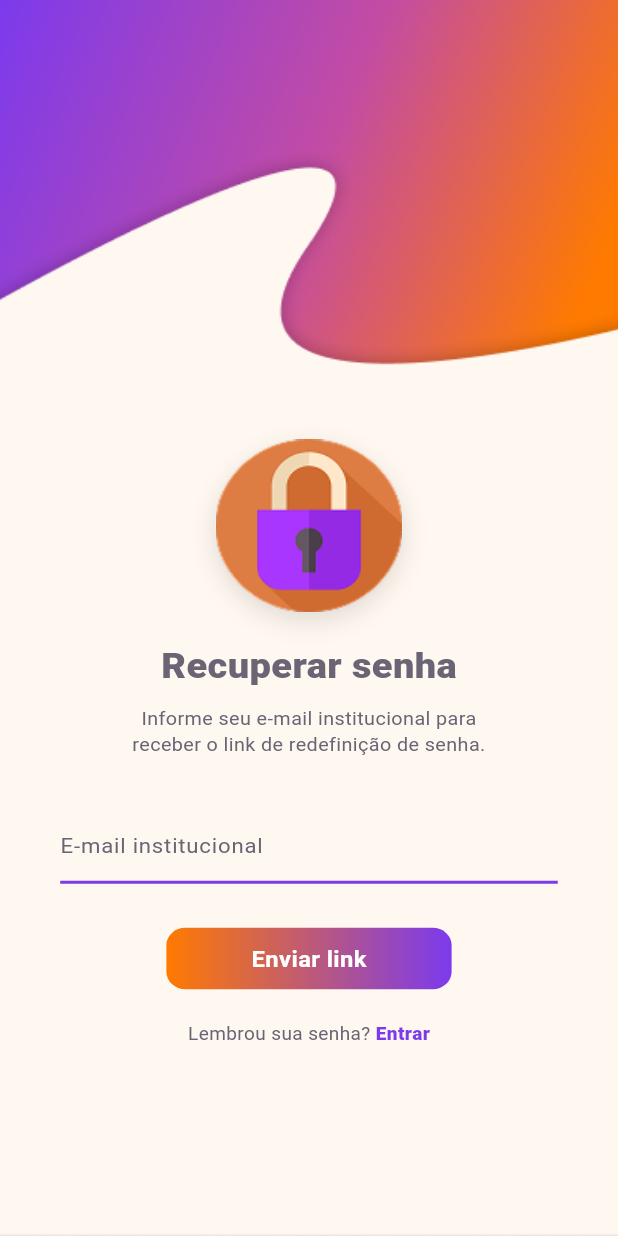
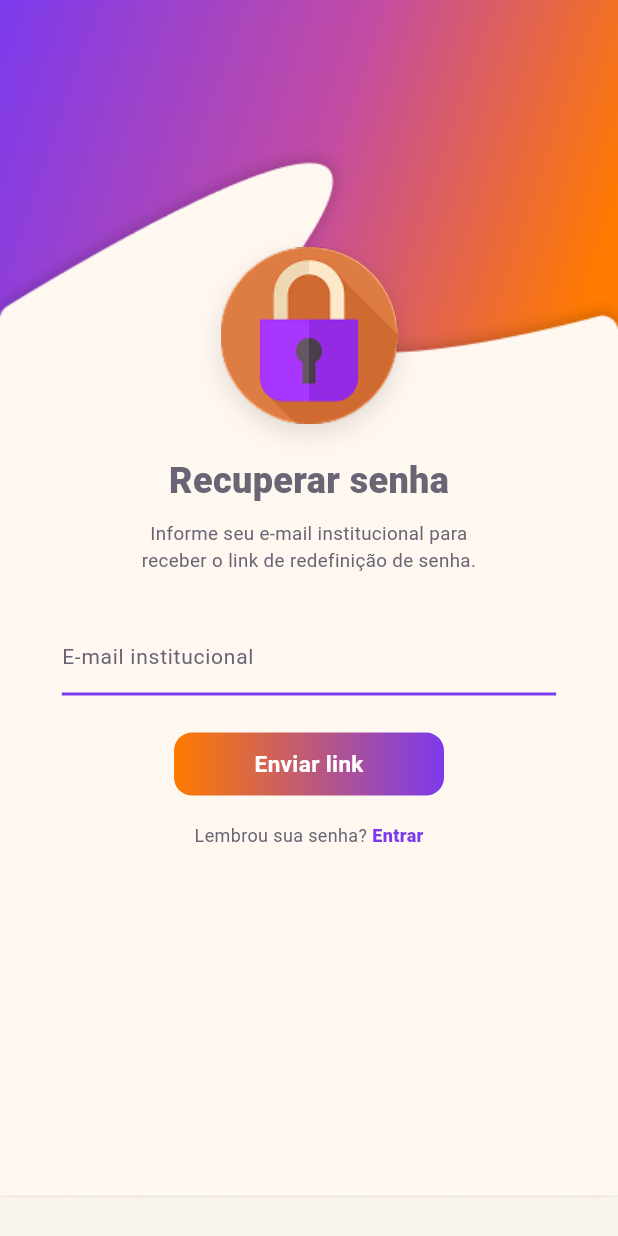
Before and after one commit to GuilhermeFGSantos/Mobile-HobbyTrack, a Flutter app: the screen it shows after launch, after a tap on "Esqueceu a senha?", on a phone screen of 412 x 824 dp. Run offline on Flutter 3.47's test engine with Material 3 defaults, Android fonts, the phone set to English and light mode, and no system bars; our stand-ins replace cloud_firestore, firebase_auth, firebase_core, google_sign_in, shared_preferences; accounts and stored records are empty.

Commit message:
botao lembre-se e ajuste na responsividade das telas

```diff
--- a/hobbytrack/lib/Telas/auth_widgets.dart
+++ b/hobbytrack/lib/Telas/auth_widgets.dart
@@ -22,33 +22,14 @@ class AuthBackground extends StatelessWidget {
 
     return Scaffold(
       backgroundColor: fundoFora,
-      body: LayoutBuilder(
-        builder: (context, constraints) {
-          const double larguraBase = 390;
-          const double alturaBase = 844;
-
-          final bool telaGrande = constraints.maxWidth > 600;
-
-          final double larguraTela =
-              telaGrande ? 390 : constraints.maxWidth;
-
-          final double alturaTela =
-              telaGrande ? constraints.maxHeight : constraints.maxHeight;
-
-          return Center(
-            child: SizedBox(
-              width: larguraTela,
-              height: alturaTela,
-              child: FittedBox(
-                fit: BoxFit.fill,
-                child: SizedBox(
-                  width: larguraBase,
-                  height: alturaBase,
+      resizeToAvoidBottomInset: true,
+      body: Center(
+        child: ConstrainedBox(
+          constraints: const BoxConstraints(maxWidth: 430),
+          child: SizedBox.expand(
             child: Stack(
               children: [
                 Container(
-                        width: double.infinity,
-                        height: double.infinity,
                   color: const Color(0xFFF8F3EC),
                 ),
 
@@ -56,7 +37,7 @@ class AuthBackground extends StatelessWidget {
                   top: 0,
                   left: 0,
                   right: 0,
-                        height: cadastro ? 280 : 300,
+                  height: cadastro ? 260 : 280,
                   child: Container(
                     decoration: const BoxDecoration(
                       gradient: LinearGradient(
@@ -74,15 +55,15 @@ class AuthBackground extends StatelessWidget {
                 ),
 
                 Positioned(
-  top: cadastro ? 90 : 100,
+                  top: cadastro ? 82 : 95,
                   left: 0,
                   right: 0,
-  bottom: 0,
                   child: TweenAnimationBuilder<double>(
-    duration: const Duration(milliseconds: 650),
+                    key: ValueKey(cadastro),
+                    duration: const Duration(milliseconds: 750),
                     curve: Curves.easeOutBack,
                     tween: Tween<double>(
-      begin: cadastro ? -0.18 : 0.18,
+                      begin: cadastro ? -0.28 : 0.28,
                       end: 0,
                     ),
                     builder: (context, angle, child) {
@@ -94,20 +75,20 @@ class AuthBackground extends StatelessWidget {
                     },
                     child: Image.asset(
                       formaBranca,
-      fit: cadastro ? BoxFit.fitWidth : BoxFit.cover,
-      alignment: cadastro ? Alignment.topCenter : Alignment.center,
+                      width: double.infinity,
+                      fit: BoxFit.fitWidth,
+                      alignment: Alignment.topCenter,
                     ),
                   ),
                 ),
 
-                      child,
+                Positioned.fill(
+                  child: child,
+                ),
               ],
             ),
           ),
         ),
-            ),
-          );
-        },
       ),
     );
   }
@@ -134,8 +115,8 @@ class AuthLock extends StatelessWidget {
   Widget build(BuildContext context) {
     return Image.asset(
       'assets/cadeado.png',
-      width: 130,
-      height: 130,
+      width: 120,
+      height: 120,
       fit: BoxFit.contain,
     );
   }
@@ -339,10 +320,7 @@ class TopTabs extends StatelessWidget {
                   gradient: cadastroSelecionado
                       ? null
                       : const LinearGradient(
-                          colors: [
-                            roxo,
-                            laranja,
-                          ],
+                          colors: [roxo, laranja],
                         ),
                 ),
                 child: Text(
@@ -365,10 +343,7 @@ class TopTabs extends StatelessWidget {
                   borderRadius: BorderRadius.circular(22),
                   gradient: cadastroSelecionado
                       ? const LinearGradient(
-                          colors: [
-                            roxo,
-                            laranja,
-                          ],
+                          colors: [roxo, laranja],
                         )
                       : null,
                 ),
@@ -406,9 +381,7 @@ class HomeBackground extends StatelessWidget {
           builder: (context, constraints) {
             return Center(
               child: ConstrainedBox(
-                constraints: const BoxConstraints(
-                  maxWidth: 430,
-                ),
+                constraints: const BoxConstraints(maxWidth: 430),
                 child: SizedBox(
                   width: double.infinity,
                   height: constraints.maxHeight,
--- a/hobbytrack/lib/Telas/tela_cadastro.dart
+++ b/hobbytrack/lib/Telas/tela_cadastro.dart
@@ -99,16 +99,23 @@ class _TelaCadastroState extends State<TelaCadastro> {
 
   @override
   Widget build(BuildContext context) {
+    final altura = MediaQuery.of(context).size.height;
+    final largura = MediaQuery.of(context).size.width;
+
     return AuthBackground(
       cadastro: true,
-      child: Stack(
+      child: SafeArea(
+        child: SingleChildScrollView(
+          physics: const ClampingScrollPhysics(),
+          child: Padding(
+            padding: EdgeInsets.symmetric(
+              horizontal: largura * 0.10,
+            ),
+            child: Column(
               children: [
-          Positioned(
-            top: 250,
-            left: 0,
-            right: 0,
-            child: Center(
-              child: TopTabs(
+                SizedBox(height: altura * 0.18),
+
+                TopTabs(
                   cadastroSelecionado: true,
                   entrar: () {
                     Navigator.pushReplacement(
@@ -120,25 +127,19 @@ class _TelaCadastroState extends State<TelaCadastro> {
                   },
                   cadastrar: () {},
                 ),
-            ),
-          ),
 
-          Positioned(
-            top: 315,
-            left: 45,
-            right: 45,
-            child: Column(
-              children: [
+                SizedBox(height: altura * 0.04),
+
                 const AuthLogo(),
 
-                const SizedBox(height: 18),
+                SizedBox(height: altura * 0.008),
 
                 AuthInput(
                   label: 'Usuário',
                   controller: usuarioController,
                 ),
 
-                const SizedBox(height: 12),
+                SizedBox(height: altura * 0.006),
 
                 AuthInput(
                   label: 'Email',
@@ -146,7 +147,7 @@ class _TelaCadastroState extends State<TelaCadastro> {
                   keyboardType: TextInputType.emailAddress,
                 ),
 
-                const SizedBox(height: 12),
+                SizedBox(height: altura * 0.006),
 
                 AuthInput(
                   label: 'senha',
@@ -154,7 +155,7 @@ class _TelaCadastroState extends State<TelaCadastro> {
                   controller: senhaController,
                 ),
 
-                const SizedBox(height: 12),
+                SizedBox(height: altura * 0.006),
 
                 AuthInput(
                   label: 'Confirmação de senha',
@@ -162,7 +163,7 @@ class _TelaCadastroState extends State<TelaCadastro> {
                   controller: confirmarSenhaController,
                 ),
 
-                const SizedBox(height: 26),
+                SizedBox(height: altura * 0.02),
 
                 carregando
                     ? const CircularProgressIndicator(
@@ -172,10 +173,12 @@ class _TelaCadastroState extends State<TelaCadastro> {
                         text: 'Cadastrar',
                         onPressed: cadastrarUsuario,
                       ),
+
+                const SizedBox(height: 40),
               ],
             ),
           ),
-        ],
+        ),
       ),
     );
   }
--- a/hobbytrack/lib/Telas/tela_login.dart
+++ b/hobbytrack/lib/Telas/tela_login.dart
@@ -1,4 +1,6 @@
 import 'package:flutter/material.dart';
+import 'package:shared_preferences/shared_preferences.dart';
+
 import 'auth_widgets.dart';
 import 'tela_cadastro.dart';
 import 'tela_recuperar_senha.dart';
@@ -18,8 +20,43 @@ class _TelaLoginState extends State<TelaLogin> {
 
   final AuthService authService = AuthService();
 
-  bool lembrarSenha = true;
+  bool lembrarSenha = false;
   bool carregando = false;
+
+  @override
+  void initState() {
+    super.initState();
+    carregarEmailSalvo();
+  }
+
+  Future<void> carregarEmailSalvo() async {
+    final prefs = await SharedPreferences.getInstance();
+
+    final lembrar = prefs.getBool('lembrar_email') ?? false;
+    final emailSalvo = prefs.getString('email_salvo') ?? '';
+
+    if (!mounted) return;
+
+    setState(() {
+      lembrarSenha = lembrar;
+
+      if (lembrarSenha) {
+        emailController.text = emailSalvo;
+      }
+    });
+  }
+
+  Future<void> atualizarLembreSe() async {
+    final prefs = await SharedPreferences.getInstance();
+
+    if (lembrarSenha) {
+      await prefs.setBool('lembrar_email', true);
+      await prefs.setString('email_salvo', emailController.text.trim());
+    } else {
+      await prefs.setBool('lembrar_email', false);
+      await prefs.remove('email_salvo');
+    }
+  }
 
   @override
   void dispose() {
@@ -60,6 +97,8 @@ class _TelaLoginState extends State<TelaLogin> {
         email: email,
         senha: senha,
       );
+
+      await atualizarLembreSe();
 
       if (!mounted) return;
 
@@ -113,15 +152,22 @@ class _TelaLoginState extends State<TelaLogin> {
 
   @override
   Widget build(BuildContext context) {
+    final altura = MediaQuery.of(context).size.height;
+    final largura = MediaQuery.of(context).size.width;
+
     return AuthBackground(
-      child: Stack(
+      child: SafeArea(
+        child: SingleChildScrollView(
+          physics: const ClampingScrollPhysics(),
+          child: Padding(
+            padding: EdgeInsets.symmetric(
+              horizontal: largura * 0.11,
+            ),
+            child: Column(
               children: [
-          Positioned(
-            top: 270,
-            left: 0,
-            right: 0,
-            child: Center(
-              child: TopTabs(
+                SizedBox(height: altura * 0.18),
+
+                TopTabs(
                   cadastroSelecionado: false,
                   entrar: () {},
                   cadastrar: () {
@@ -133,18 +179,12 @@ class _TelaLoginState extends State<TelaLogin> {
                     );
                   },
                 ),
-            ),
-          ),
 
-          Positioned(
-            top: 340,
-            left: 45,
-            right: 45,
-            child: Column(
-              children: [
+                SizedBox(height: altura * 0.05),
+
                 const AuthLogo(),
 
-                const SizedBox(height: 20),
+                SizedBox(height: altura * 0.015),
 
                 AuthInput(
                   label: 'Email',
@@ -152,7 +192,7 @@ class _TelaLoginState extends State<TelaLogin> {
                   keyboardType: TextInputType.emailAddress,
                 ),
 
-                const SizedBox(height: 14),
+                SizedBox(height: altura * 0.01),
 
                 AuthInput(
                   label: 'senha',
@@ -165,7 +205,7 @@ class _TelaLoginState extends State<TelaLogin> {
                   child: TextButton(
                     style: TextButton.styleFrom(
                       padding: EdgeInsets.zero,
-                      minimumSize: const Size(0, 28),
+                      minimumSize: const Size(0, 24),
                       tapTargetSize: MaterialTapTargetSize.shrinkWrap,
                     ),
                     onPressed: () {
@@ -186,7 +226,7 @@ class _TelaLoginState extends State<TelaLogin> {
                   ),
                 ),
 
-                const SizedBox(height: 14),
+                SizedBox(height: altura * 0.008),
 
                 carregando
                     ? const CircularProgressIndicator(
@@ -197,14 +237,14 @@ class _TelaLoginState extends State<TelaLogin> {
                         onPressed: entrarComEmailSenha,
                       ),
 
-                const SizedBox(height: 12),
+                SizedBox(height: altura * 0.012),
 
                 GoogleButton(
                   onPressed: entrarComGoogle,
                   carregando: carregando,
                 ),
 
-                const SizedBox(height: 18),
+                SizedBox(height: altura * 0.015),
 
                 Row(
                   mainAxisAlignment: MainAxisAlignment.center,
@@ -220,10 +260,12 @@ class _TelaLoginState extends State<TelaLogin> {
                     const SizedBox(width: 10),
 
                     GestureDetector(
-                      onTap: () {
+                      onTap: () async {
                         setState(() {
                           lembrarSenha = !lembrarSenha;
                         });
+
+                        await atualizarLembreSe();
                       },
                       child: AnimatedContainer(
                         duration: const Duration(milliseconds: 200),
@@ -253,10 +295,12 @@ class _TelaLoginState extends State<TelaLogin> {
                     ),
                   ],
                 ),
+
+                const SizedBox(height: 40),
               ],
             ),
           ),
-        ],
+        ),
       ),
     );
   }
--- a/hobbytrack/lib/Telas/tela_recuperar_senha.dart
+++ b/hobbytrack/lib/Telas/tela_recuperar_senha.dart
@@ -88,15 +88,21 @@ class _TelaRecuperarSenhaState extends State<TelaRecuperarSenha> {
 
   @override
   Widget build(BuildContext context) {
+    final altura = MediaQuery.of(context).size.height;
+    final largura = MediaQuery.of(context).size.width;
+
     return AuthBackground(
-      child: Stack(
-        children: [
-          Positioned(
-            top: 300,
-            left: 38,
-            right: 38,
+      child: SafeArea(
+        child: SingleChildScrollView(
+          physics: const ClampingScrollPhysics(),
+          child: Padding(
+            padding: EdgeInsets.symmetric(
+              horizontal: largura * 0.10,
+            ),
             child: Column(
               children: [
+                SizedBox(height: altura * 0.20),
+
                 Container(
                   width: 118,
                   height: 118,
@@ -116,7 +122,7 @@ class _TelaRecuperarSenhaState extends State<TelaRecuperarSenha> {
                   ),
                 ),
 
-                const SizedBox(height: 20),
+                SizedBox(height: altura * 0.025),
 
                 const Text(
                   'Recuperar senha',
@@ -127,7 +133,7 @@ class _TelaRecuperarSenhaState extends State<TelaRecuperarSenha> {
                   ),
                 ),
 
-                const SizedBox(height: 10),
+                SizedBox(height: altura * 0.012),
 
                 const Text(
                   'Informe seu e-mail institucional para\nreceber o link de redefinição de senha.',
@@ -139,7 +145,7 @@ class _TelaRecuperarSenhaState extends State<TelaRecuperarSenha> {
                   ),
                 ),
 
-                const SizedBox(height: 34),
+                SizedBox(height: altura * 0.035),
 
                 AuthInput(
                   label: 'E-mail institucional',
@@ -147,7 +153,7 @@ class _TelaRecuperarSenhaState extends State<TelaRecuperarSenha> {
                   keyboardType: TextInputType.emailAddress,
                 ),
 
-                const SizedBox(height: 30),
+                SizedBox(height: altura * 0.03),
 
                 carregando
                     ? const CircularProgressIndicator(
@@ -158,7 +164,7 @@ class _TelaRecuperarSenhaState extends State<TelaRecuperarSenha> {
                         onPressed: enviarRecuperacaoSenha,
                       ),
 
-                const SizedBox(height: 22),
+                SizedBox(height: altura * 0.022),
 
                 Row(
                   mainAxisAlignment: MainAxisAlignment.center,
@@ -190,10 +196,12 @@ class _TelaRecuperarSenhaState extends State<TelaRecuperarSenha> {
                     ),
                   ],
                 ),
+
+                const SizedBox(height: 40),
               ],
             ),
           ),
-        ],
+        ),
       ),
     );
   }
--- a/hobbytrack/pubspec.yaml
+++ b/hobbytrack/pubspec.yaml
@@ -16,6 +16,7 @@ dependencies:
   firebase_auth: ^6.5.2
   cloud_firestore: ^6.5.0
   google_sign_in: ^7.2.0
+  shared_preferences: ^2.5.5
 
 dev_dependencies:
   flutter_test:
```
Also changed, not shown: hobbytrack/firebase.json, hobbytrack/pubspec.lock, 3 other files. Lines whose indentation alone changed are shown as unchanged.
